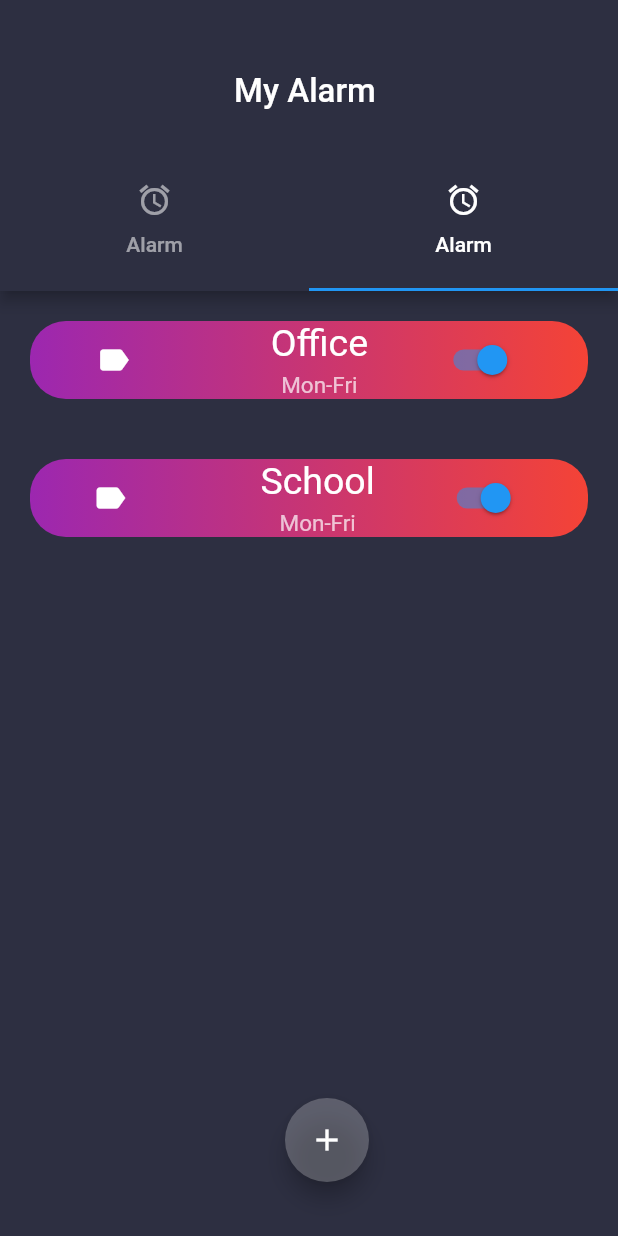
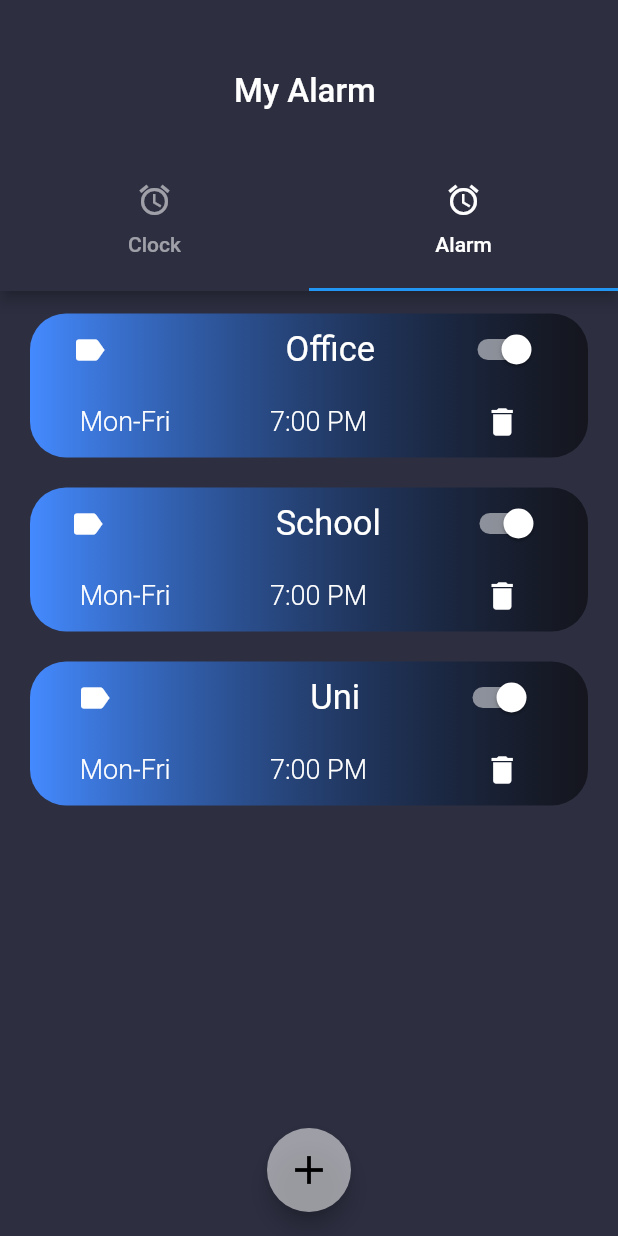
Before and after one commit to SasikaAththanayaka/flutter_alarm_app, a Flutter app: the screen it shows after launch, tab 2 chosen, after a tap on the "add" icon, on a phone screen of 412 x 824 dp. Run offline on Flutter 3.47's test engine with Material 2 defaults, Android fonts, the phone set to English and light mode, and no system bars.

Commit message:
alarm screen was modified and some bugs was fixed

```diff
--- a/lib/model/alarm_info.dart
+++ b/lib/model/alarm_info.dart
@@ -9,4 +9,5 @@ class AlarmInfo {
 List<AlarmInfo> alarm = [
   AlarmInfo(DateTime.now().add(Duration(hours: 1)), description: "Office"),
   AlarmInfo(DateTime.now().add(Duration(hours: 1)), description: "School"),
+  AlarmInfo(DateTime.now().add(Duration(hours: 1)), description: "Uni"),
 ];
--- a/lib/screens/alarmScreen.dart
+++ b/lib/screens/alarmScreen.dart
@@ -10,98 +10,97 @@ class _AlarmScreenState extends State<AlarmScreen> {
   @override
   Widget build(BuildContext context) {
     return Scaffold(
+      floatingActionButtonLocation: FloatingActionButtonLocation.centerFloat,
       backgroundColor: Color(0xFF2D2F41),
-      body: Container(
-        child: Column(
-          mainAxisAlignment: MainAxisAlignment.center,
-          children: <Widget>[
-            /*Text(
-              "Alarm",
-              style: TextStyle(
-                color: Colors.white,
-                fontSize: 32.0,
-              ),
-            ),*/
-            Expanded(
-              child: ListView.builder(
+      body: ListView.builder(
           itemCount: alarm.length,
           itemBuilder: (BuildContext context, int index) {
-                    final a = alarm[index];
-                    return Padding(
-                      padding: const EdgeInsets.symmetric(
-                        vertical: 20.0,
-                        horizontal: 20.0,
+            final AlarmInfo a = alarm[index];
+            return Container(
+              margin: const EdgeInsets.only(
+                bottom: 5.0,
+                left: 20.0,
+                right: 20.0,
+                top: 15.0,
               ),
-                      child: Container(
+              //padding: const EdgeInsets.symmetric(horizontal: 16, vertical: 8),
               decoration: BoxDecoration(
                 gradient: LinearGradient(
-                            colors: [Colors.purple, Colors.red],
+                  colors: [Colors.blueAccent, Colors.black54],
                   begin: Alignment.centerLeft,
                   end: Alignment.centerRight,
                 ),
                 borderRadius: BorderRadius.all(
-                            Radius.circular(24.0),
+                  Radius.circular(
+                    24.0,
                   ),
                 ),
-                        child: Row(
-                          mainAxisAlignment: MainAxisAlignment.spaceEvenly,
+              ),
+              child: Column(
+                crossAxisAlignment: CrossAxisAlignment.start,
+                children: <Widget>[
+                  Row(
+                    mainAxisAlignment: MainAxisAlignment.spaceAround,
                     children: <Widget>[
                       Icon(
                         Icons.label,
                         color: Colors.white,
-                              size: 24,
+                        size: 24.0,
                       ),
                       SizedBox(
-                              width: 5.0,
+                        width: 8.0,
                       ),
-                            Column(
-                              mainAxisAlignment: MainAxisAlignment.spaceEvenly,
-                              children: <Widget>[
                       Text(
                         a.description,
                         style: TextStyle(
                             color: Colors.white,
-                                    fontSize: 25.0,
-                                  ),
-                                ),
-                                SizedBox(
-                                  height: 5.0,
-                                ),
-                                Text(
-                                  "Mon-Fri",
-                                  style: TextStyle(
-                                    color: Colors.white70,
-                                    fontSize: 15.0,
-                                  ),
-                                ),
-                              ],
+                            fontSize: 23.0,
+                            fontWeight: FontWeight.w400),
                       ),
                       Switch(
                         value: true,
+                        activeColor: Colors.white,
                         onChanged: (bool value) {},
                       ),
                     ],
                   ),
+                  Row(
+                    mainAxisAlignment: MainAxisAlignment.spaceAround,
+                    children: <Widget>[
+                      Text(
+                        "Mon-Fri",
+                        style: TextStyle(
+                          color: Colors.white,
+                          fontSize: 18.0,
+                          fontWeight: FontWeight.w300,
+                        ),
+                      ),
+                      Text(
+                        "7:00 PM",
+                        style: TextStyle(
+                            color: Colors.white,
+                            fontSize: 18.0,
+                            fontWeight: FontWeight.w300),
+                      ),
+                      IconButton(
+                          icon: Icon(Icons.delete),
+                          color: Colors.white,
+                          onPressed: () {}),
+                    ],
+                  ),
+                ],
               ),
             );
           }),
-            )
-          ],
-        ),
-      ),
-      floatingActionButton: Padding(
-        padding: const EdgeInsets.only(
-          //left: 150.0,
-          right: 150.0,
-          bottom: 20.0,
-        ),
-        child: FloatingActionButton(
-          backgroundColor: Colors.white24,
+      floatingActionButton: FloatingActionButton(
+        focusElevation: 1.0,
+        autofocus: false,
+        backgroundColor: Colors.white54,
         onPressed: () {},
         child: Icon(
           Icons.add,
-            color: Colors.white,
-          ),
+          color: Colors.black,
+          size: 32.0,
         ),
       ),
     );
--- a/lib/screens/clockScreen.dart
+++ b/lib/screens/clockScreen.dart
@@ -11,73 +11,43 @@ class _ClockScreenState extends State<ClockScreen> {
   @override
   Widget build(BuildContext context) {
     var now = DateTime.now();
-    var formattedTime = DateFormat("HH:mm").format(now);
+    var formattedTime = DateFormat("HH:mm:ss").format(now);
     var formattedDate = DateFormat('EEE, d MMM').format(now);
-    var timeZoneString = now.timeZoneOffset.toString().split('.').first;
-    var offsetSign = "";
-    if (!timeZoneString.startsWith("_")) offsetSign = "+";
+    /*setState(() {
+      formattedTime =
+    });*/
     return Padding(
-      padding: const EdgeInsets.only(
-        top: 30.0,
-        left: 15.0,
-        right: 15.0,
+      padding: const EdgeInsets.symmetric(
+        vertical: 50.0,
+        horizontal: 64.0,
       ),
-      child: Container(
       child: Column(
-          crossAxisAlignment: CrossAxisAlignment.start,
         mainAxisAlignment: MainAxisAlignment.start,
         children: <Widget>[
-            Center(
-              child: Text(
+          Text(
             formattedTime,
-                style: TextStyle(color: Colors.white, fontSize: 64),
+            style: TextStyle(
+              color: Colors.white,
+              fontSize: 50.0,
+              fontWeight: FontWeight.w300,
             ),
           ),
           SizedBox(
-              height: 10.0,
+            height: 5.0,
           ),
-            Center(
-              child: Text(
+          Text(
             formattedDate,
-                style: TextStyle(color: Colors.white, fontSize: 20),
+            style: TextStyle(
+              color: Colors.white,
+              fontSize: 25.0,
+              fontWeight: FontWeight.w200,
             ),
           ),
           SizedBox(
-              height: 30.0,
+            height: 90.0,
           ),
-            Center(child: ClockView()),
-            SizedBox(
-              height: 30.0,
-            ),
-            Container(
-              margin: EdgeInsets.only(
-                left: 15.0,
-              ),
-              child: Text(
-                "Time zone",
-                style: TextStyle(color: Colors.white, fontSize: 24),
-              ),
-            ),
-            SizedBox(
-              height: 20.0,
-            ),
-            Row(
-              children: <Widget>[
-                Icon(
-                  Icons.language,
-                  color: Colors.white,
-                ),
-                SizedBox(
-                  width: 16,
-                ),
-                Text(
-                  "UTC" + offsetSign + timeZoneString,
-                  style: TextStyle(color: Colors.white, fontSize: 24),
-                ),
+          ClockView(),
         ],
-            )
-          ],
-        ),
       ),
     );
   }
--- a/lib/screens/home_screen.dart
+++ b/lib/screens/home_screen.dart
@@ -1,3 +1,5 @@
+import 'dart:async';
+
 import 'package:alarm_app/screens/alarmScreen.dart';
 import 'package:flutter/material.dart';
 
@@ -9,6 +11,14 @@ class HomeScreen extends StatefulWidget {
 }
 
 class _HomeScreenState extends State<HomeScreen> {
+  @override
+  void initState() {
+    Timer.periodic(Duration(microseconds: 1), (timer) {
+      setState(() {});
+    });
+    super.initState();
+  }
+
   @override
   Widget build(BuildContext context) {
     return DefaultTabController(
@@ -35,10 +45,10 @@ class _HomeScreenState extends State<HomeScreen> {
             labelPadding: EdgeInsets.only(
               bottom: 10.0,
             ),
-            tabs: [
+            tabs: <Widget>[
               Tab(
                 icon: Icon(Icons.access_alarm),
-                text: "Alarm",
+                text: "Clock",
               ),
               Tab(
                 icon: Icon(Icons.alarm),
--- a/lib/widgets/clock_view.dart
+++ b/lib/widgets/clock_view.dart
@@ -1,4 +1,3 @@
-import 'dart:async';
 import 'dart:math';
 
 import 'package:flutter/material.dart';
@@ -10,13 +9,6 @@ class ClockView extends StatefulWidget {
 
 class _ClockViewState extends State<ClockView> {
   @override
-  void initState() {
-    Timer.periodic(Duration(seconds: 1), (timer) {
-      setState(() {});
-    });
-    super.initState();
-  }
-
   @override
   Widget build(BuildContext context) {
     return Container(
```
Lines whose indentation alone changed are shown as unchanged.
